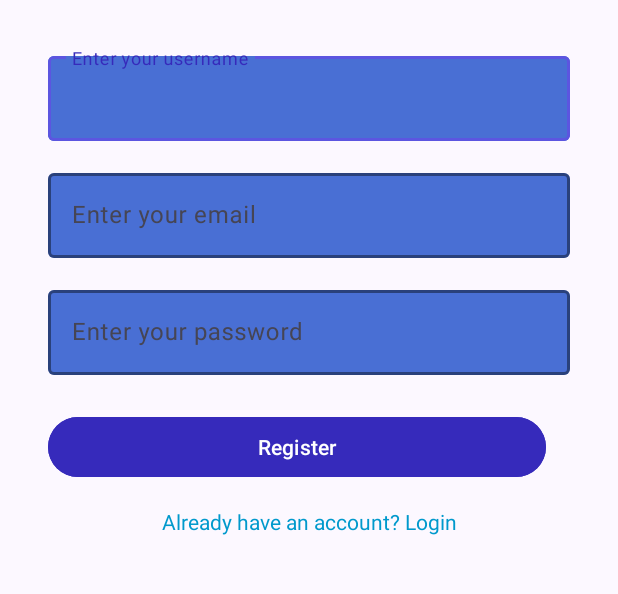
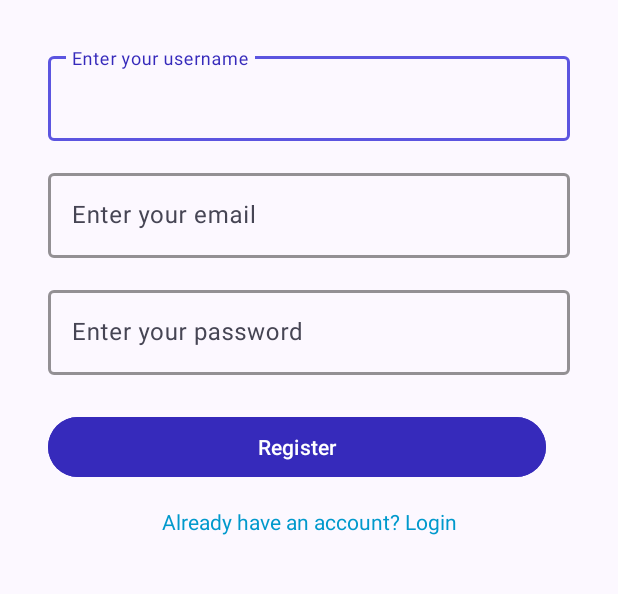
Before and after one commit to aldirahmanhh/FishMate, an Android app: the RegisterActivity screen opened directly, with no data from a screen before it, on a phone screen of 412 x 824 dp, the part 463-1057 px from its top. Run offline under Robolectric (Android 15) with nearby library versions, the phone set to English and light mode, and no system bars.

Commit message:
fix login and register

```diff
--- a/FishMate/app/src/main/res/layout/activity_register.xml
+++ b/FishMate/app/src/main/res/layout/activity_register.xml
@@ -36,7 +36,6 @@
         app:layout_constraintTop_toBottomOf="@id/logo_fishmate"
         app:hintAnimationEnabled="true"
         app:boxBackgroundMode="outline"
-        app:boxBackgroundColor="@color/md_theme_tertiaryContainer"
         app:boxStrokeColor="@color/md_theme_primaryContainer"
         app:boxStrokeWidth="2dp">
 
@@ -49,7 +48,6 @@
             android:paddingStart="16dp"
             android:paddingEnd="16dp"
             android:selectAllOnFocus="true"
-            android:textColor="@color/md_theme_onSurface"
             android:textSize="16sp" />
     </com.google.android.material.textfield.TextInputLayout>
 
@@ -63,7 +61,6 @@
         app:layout_constraintEnd_toEndOf="parent"
         app:layout_constraintTop_toBottomOf="@id/usernameLayout"
         app:boxBackgroundMode="outline"
-        app:boxBackgroundColor="@color/md_theme_tertiaryContainer"
         app:boxStrokeColor="@color/md_theme_primaryContainer"
         app:boxStrokeWidth="2dp">
 
@@ -76,8 +73,7 @@
             android:selectAllOnFocus="true"
             android:paddingStart="16dp"
             android:paddingEnd="16dp"
-            android:textSize="16sp"
-            android:textColor="@color/md_theme_onSurface"/>
+            android:textSize="16sp"/>
     </com.google.android.material.textfield.TextInputLayout>
 
     <!-- Password Input -->
@@ -90,7 +86,6 @@
         app:layout_constraintEnd_toEndOf="parent"
         app:layout_constraintTop_toBottomOf="@id/emailLayout"
         app:boxBackgroundMode="outline"
-        app:boxBackgroundColor="@color/md_theme_tertiaryContainer"
         app:boxStrokeColor="@color/md_theme_primaryContainer"
         app:boxStrokeWidth="2dp">
 
@@ -105,8 +100,8 @@
             android:imeActionLabel="Register"
             android:paddingStart="16dp"
             android:paddingEnd="16dp"
-            android:textSize="16sp"
-            android:textColor="@color/md_theme_onSurface"/>
+            android:textSize="16sp"/>
+
     </com.google.android.material.textfield.TextInputLayout>
 
     <Button
@@ -114,7 +109,6 @@
         android:layout_width="0dp"
         android:layout_height="wrap_content"
         android:text="@string/register"
-        android:textColor="@color/md_theme_onPrimary"
         android:backgroundTint="@color/md_theme_primary"
         android:layout_marginTop="24dp"
         android:layout_marginEnd="16dp"
```
Also changed, not shown: FishMate/app/src/main/res/layout/activity_login.xml (+2 -8 lines).
